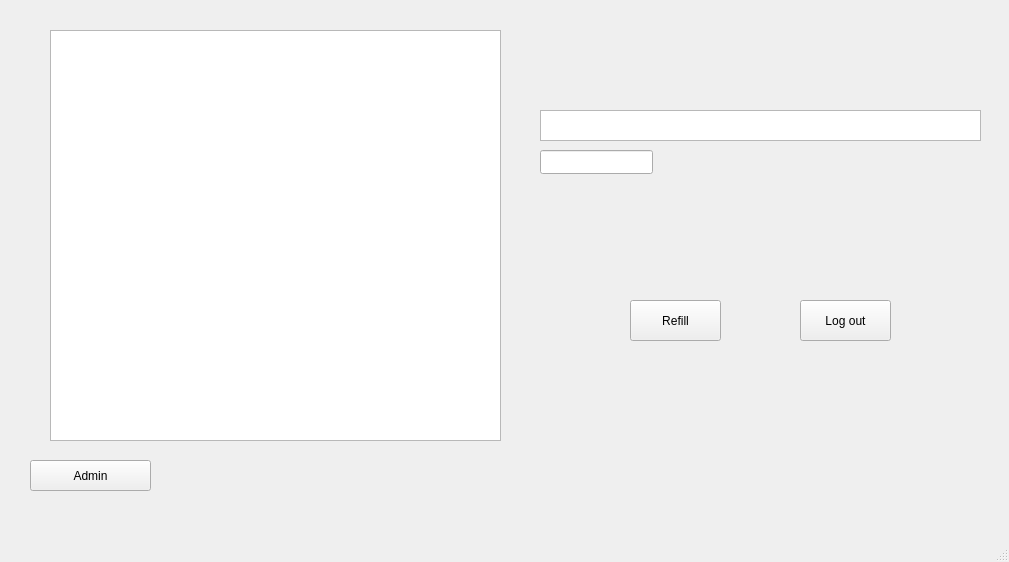
kdarock/CoffeeMachineGUI_QT_PROG4, file mainwindow.ui: the form before one commit.
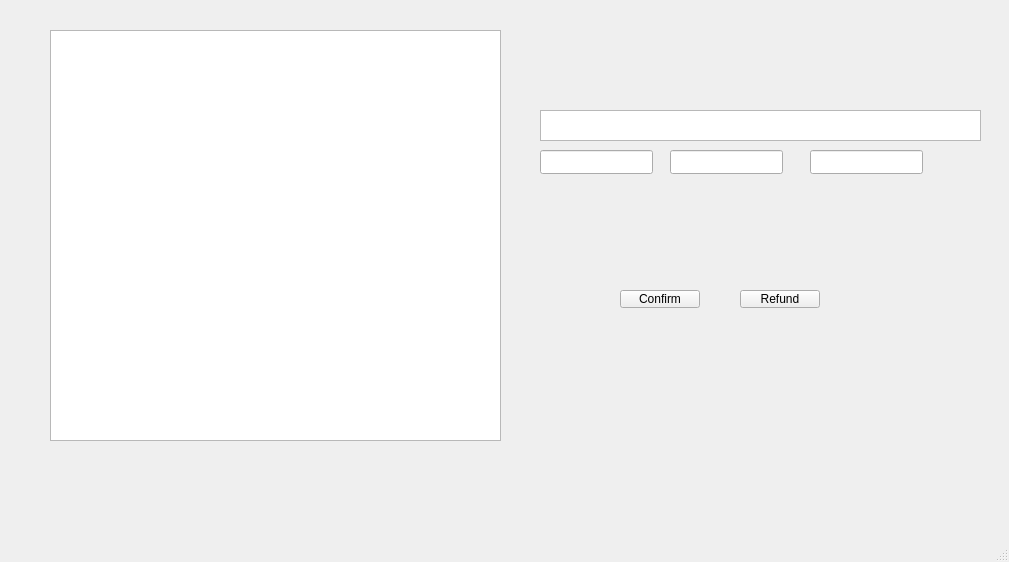
The form after the commit. The open tabs and pages were chosen to show the change.

```diff
--- a/mainwindow.ui
+++ b/mainwindow.ui
@@ -34,19 +34,6 @@
      </rect>
     </property>
    </widget>
-   <widget class="QPushButton" name="pbAdminLogin">
-    <property name="geometry">
-     <rect>
-      <x>30</x>
-      <y>460</y>
-      <width>121</width>
-      <height>31</height>
-     </rect>
-    </property>
-    <property name="text">
-     <string>Admin</string>
-    </property>
-   </widget>
    <widget class="QStackedWidget" name="stackedWidget">
     <property name="geometry">
      <rect>
@@ -99,6 +86,34 @@
        <string>Americano</string>
       </property>
      </widget>
+     <widget class="QPushButton" name="pbAdminLogin">
+      <property name="geometry">
+       <rect>
+        <x>10</x>
+        <y>10</y>
+        <width>81</width>
+        <height>16</height>
+       </rect>
+      </property>
+      <property name="text">
+       <string>Admin</string>
+      </property>
+     </widget>
+    </widget>
+    <widget class="QWidget" name="page_giveCoffee">
+     <widget class="QPushButton" name="pbNextCustomer">
+      <property name="geometry">
+       <rect>
+        <x>170</x>
+        <y>80</y>
+        <width>131</width>
+        <height>81</height>
+       </rect>
+      </property>
+      <property name="text">
+       <string>Next customer</string>
+      </property>
+     </widget>
     </widget>
     <widget class="QWidget" name="page_Confirmation">
      <widget class="QPushButton" name="pbConfirm">
@@ -197,6 +212,49 @@
       </property>
      </widget>
     </widget>
+    <widget class="QWidget" name="page_Confirmation2">
+     <widget class="QPushButton" name="pbRefund">
+      <property name="geometry">
+       <rect>
+        <x>210</x>
+        <y>70</y>
+        <width>80</width>
+        <height>18</height>
+       </rect>
+      </property>
+      <property name="text">
+       <string>Refund</string>
+      </property>
+     </widget>
+     <widget class="QPushButton" name="pbConfirm2">
+      <property name="geometry">
+       <rect>
+        <x>90</x>
+        <y>70</y>
+        <width>80</width>
+        <height>18</height>
+       </rect>
+      </property>
+      <property name="text">
+       <string>Confirm</string>
+      </property>
+     </widget>
+    </widget>
+    <widget class="QWidget" name="page_MakeCoffee">
+     <widget class="QProgressBar" name="progressBar">
+      <property name="geometry">
+       <rect>
+        <x>120</x>
+        <y>110</y>
+        <width>211</width>
+        <height>21</height>
+       </rect>
+      </property>
+      <property name="value">
+       <number>24</number>
+      </property>
+     </widget>
+    </widget>
    </widget>
    <widget class="QLineEdit" name="InsertedCredit">
     <property name="geometry">
@@ -211,6 +269,26 @@
      <string/>
     </property>
    </widget>
+   <widget class="QLineEdit" name="Change">
+    <property name="geometry">
+     <rect>
+      <x>810</x>
+      <y>150</y>
+      <width>113</width>
+      <height>24</height>
+     </rect>
+    </property>
+   </widget>
+   <widget class="QLineEdit" name="CoffeePrice">
+    <property name="geometry">
+     <rect>
+      <x>670</x>
+      <y>150</y>
+      <width>113</width>
+      <height>24</height>
+     </rect>
+    </property>
+   </widget>
   </widget>
   <widget class="QMenuBar" name="menubar">
    <property name="geometry">
```
Left out of the diff: 4 changed lines with no effect on the pictures.
